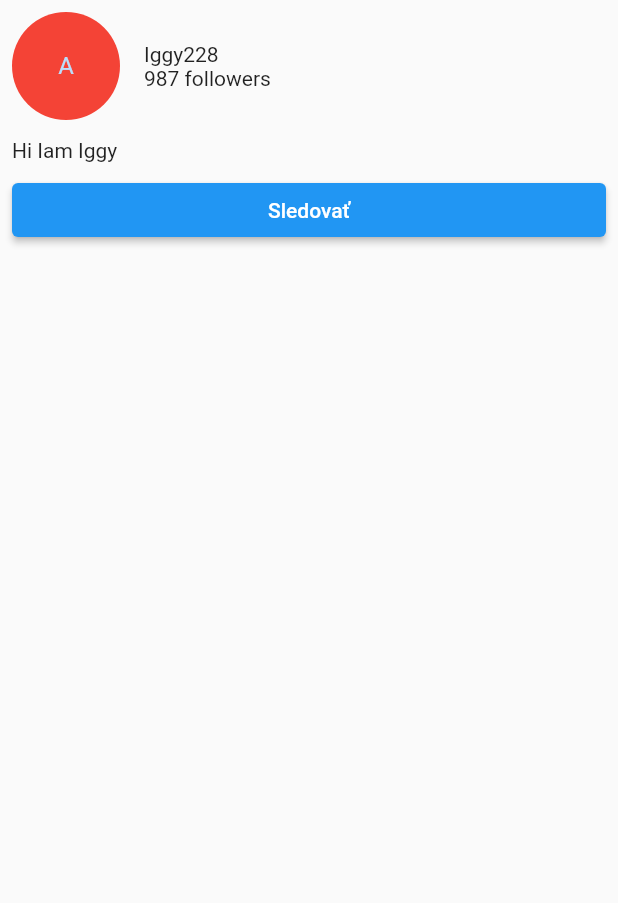
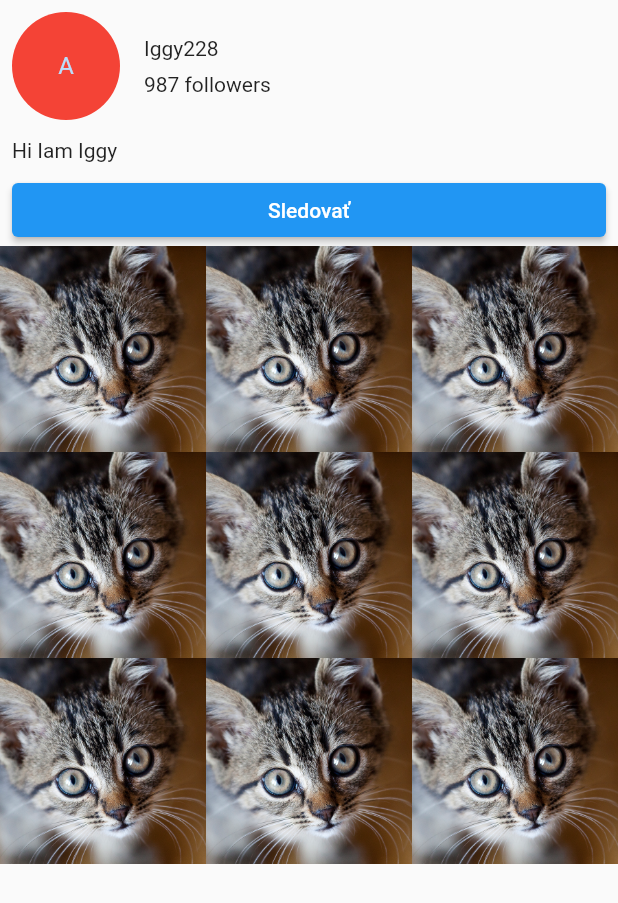
Before and after one commit to iggy228/Photogram, a Flutter app: the ProfileScreen widget shown alone on an empty page, opened directly, on a phone screen of 412 x 824 dp. Shown: the top 903 px of the screen. Run offline on Flutter 3.47's test engine with Material 2 defaults, Android fonts, the phone set to English and light mode, and no system bars.

Commit message:
Adding new SearchScreen and little design change in profileScreen.

```diff
--- a/lib/screen/profile_screen.dart
+++ b/lib/screen/profile_screen.dart
@@ -28,6 +28,7 @@ class _ProfileScreenState extends State<ProfileScreen> {
                     crossAxisAlignment: CrossAxisAlignment.start,
                     children: <Widget>[
                       Text('Iggy228'),
+                      SizedBox(height: 8),
                       Text('987 followers'),
                     ],
                   )
@@ -43,13 +44,20 @@ class _ProfileScreenState extends State<ProfileScreen> {
             ],
           ),
         ),
-        /*GridView.builder(
-          gridDelegate: SliverGridDelegateWithFixedCrossAxisCount(crossAxisCount: 3),
-          itemCount: 9,
-          itemBuilder: (_, index) {
-            return Image.asset('images/cat2.png');
-          },
-        ),*/
+        Expanded(
+          child: Container(
+            child: GridView.builder(
+              gridDelegate: SliverGridDelegateWithFixedCrossAxisCount(crossAxisCount: 3),
+              itemCount: 9,
+              itemBuilder: (_, index) {
+                return Image.asset(
+                  'images/cat2.png',
+                  fit: BoxFit.cover,
+                );
+              },
+            ),
+          ),
+        ),
       ],
     );
   }
```
Also changed, not shown: lib/screen/navigation_bar_screen.dart (+10 -1 lines), lib/screen/search_screen.dart (added, +38 -0 lines).
